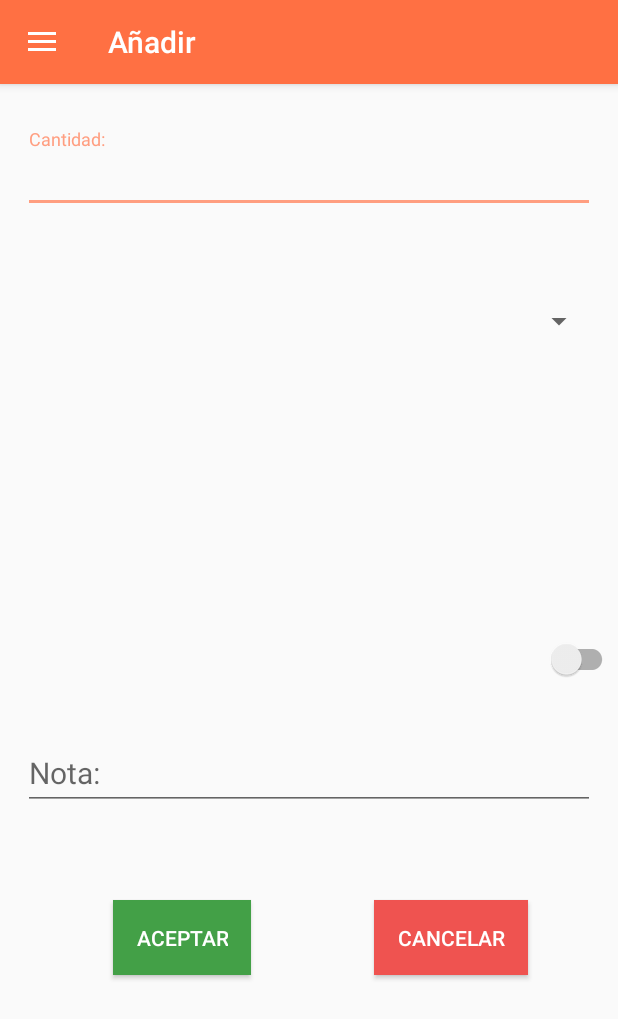
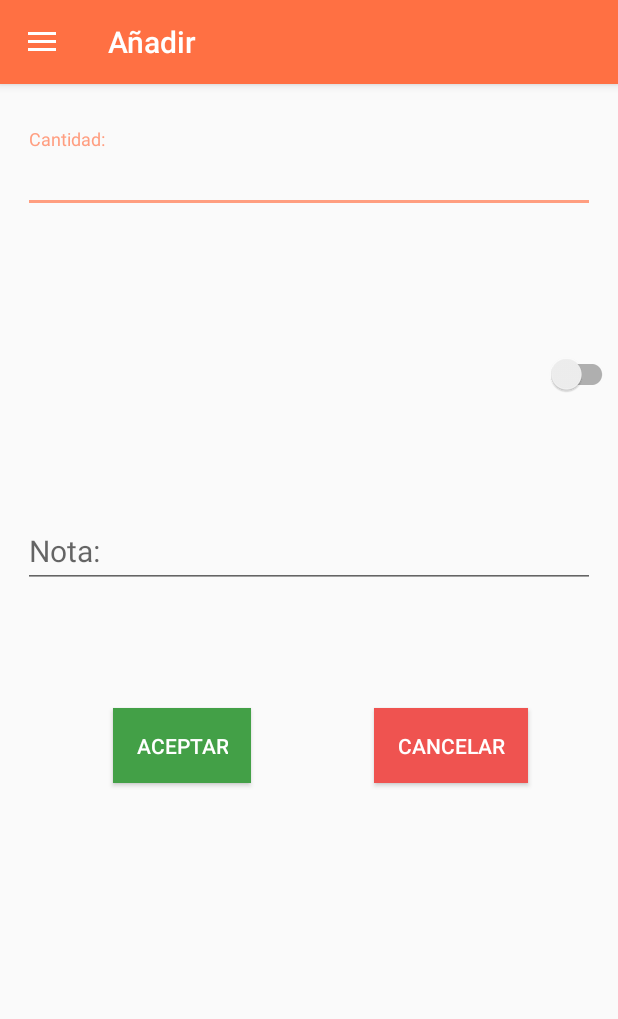
Before and after one commit to alvarotellez/gestionDay, an Android app: the screen it shows after launch (MainActivity), in the side drawer, after a tap on "Agregar", on a phone screen of 412 x 824 dp. Shown: the top 1019 px of the screen. Run offline under Robolectric (Android 15) with nearby library versions, the phone set to English and light mode, and no system bars; plain views replace ToggleSwitch.

Commit message:
Diseño listo, implementar BD

```diff
--- a/app/src/main/res/layout/fragment_agregar.xml
+++ b/app/src/main/res/layout/fragment_agregar.xml
@@ -29,8 +29,8 @@
         android:hint="@string/lblNota"
         android:layout_marginLeft="15dp"
         android:layout_marginRight="15dp"
-        android:layout_below="@+id/swGF"
-        android:layout_marginTop="28dp"
+        android:layout_below="@+id/swGI"
+        android:layout_marginTop="70dp"
         android:id="@+id/lblNota">
         <android.support.design.widget.TextInputEditText
             android:id="@+id/txtNota"
@@ -38,35 +38,27 @@
             android:layout_height="wrap_content"
             android:inputType="text"
             android:textSize="20sp"
+            android:height="200dp"
             />
     </android.support.design.widget.TextInputLayout>
-    <!--Spinner con el tipo de gasto o ingreso que es-->
-    <Spinner
-        android:id="@+id/spinnerTipo"
-        android:layout_width="match_parent"
-        android:layout_height="wrap_content"
-        android:layout_below="@+id/lblCantidad"
-        android:layout_marginLeft="15dp"
-        android:layout_marginTop="20dp"
-        android:layout_marginRight="15dp"
-        />
+
     <!--ToggleButton para saber si es un gasto o un ingreso-->
     <!--libreria para el toggle button
     https://android-arsenal.com/details/1/3235-->
     <belka.us.androidtoggleswitch.widgets.ToggleSwitch
-        android:id="@+id/swGF"
+        android:id="@+id/swGI"
         android:layout_width="match_parent"
         android:layout_height="wrap_content"
         custom:textToggleLeft="@string/lblGasto"
         custom:textToggleRight="@string/lblIngreso"
         custom:inactiveTextColor="#9E9E9E"
         custom:inactiveBgColor="#757575"
-        android:textAlignment="center"
+        custom:toggleWidth="160dp"
         android:textSize="20sp"
         custom:activeBgColor="#FF7043"
-        android:layout_centerVertical="true"
+        android:layout_marginTop="180dp"
         android:layout_marginStart="20dp"
-        custom:toggleWidth="160dp"/>
+        />
 
     <!--Boton aceptar, que nos enviara al fragment resumen-->
     <Button
@@ -78,7 +70,7 @@
         android:layout_below="@+id/lblNota"
         android:layout_alignStart="@+id/lblNota"
         android:layout_marginStart="60dp"
-        android:layout_marginTop="60dp"
+        android:layout_marginTop="80dp"
         android:textColor="#FFFF"
         android:background="#43A047"/>
     <!--Boton cancelar, que nos enviara al fragment inicio-->
@@ -90,7 +82,7 @@
         android:padding="15dp"
         android:layout_alignBaseline="@+id/btnAceptar"
         android:layout_alignBottom="@+id/btnAceptar"
-        android:layout_alignEnd="@+id/swGF"
+        android:layout_alignEnd="@+id/swGI"
         android:layout_marginEnd="60dp"
         android:background="#EF5350"
         android:textColor="#FFFF"/>
--- a/app/src/main/res/values/array_tipo.xml
+++ /dev/null
@@ -1,13 +0,0 @@
-<?xml version="1.0" encoding="utf-8"?>
-<resources>
-    <string-array name="planets_array">
-        <item>Mercury</item>
-        <item>Venus</item>
-        <item>Earth</item>
-        <item>Mars</item>
-        <item>Jupiter</item>
-        <item>Saturn</item>
-        <item>Uranus</item>
-        <item>Neptune</item>
-    </string-array>
-</resources>
```
Also changed, not shown: app/src/main/java/es/iesnervion/atellez/gestionday/MainActivity.java (+0 -8 lines).
